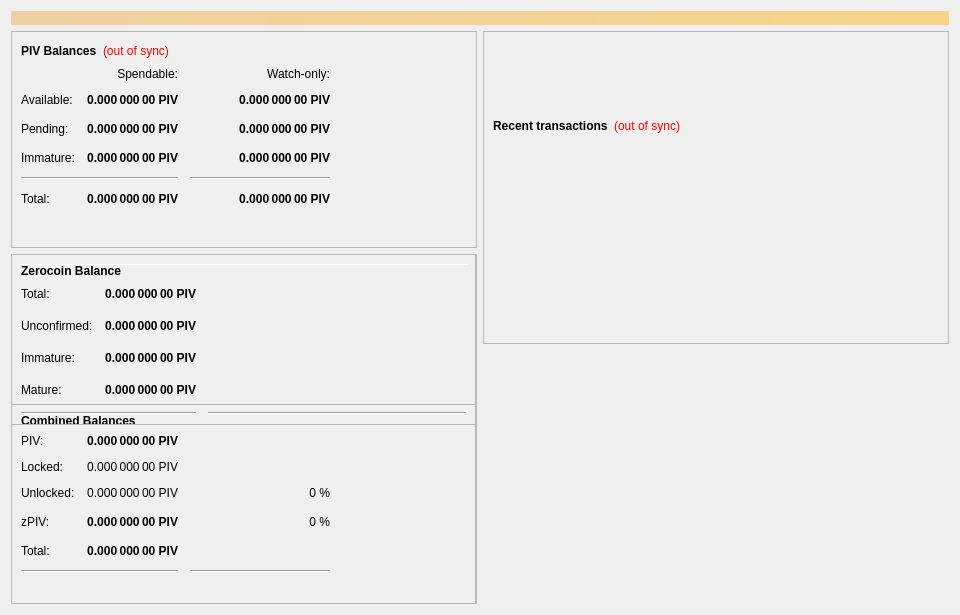
Qt form divi/src/qt/forms/overviewpage.ui (DiviProject/Divi) before a commit.
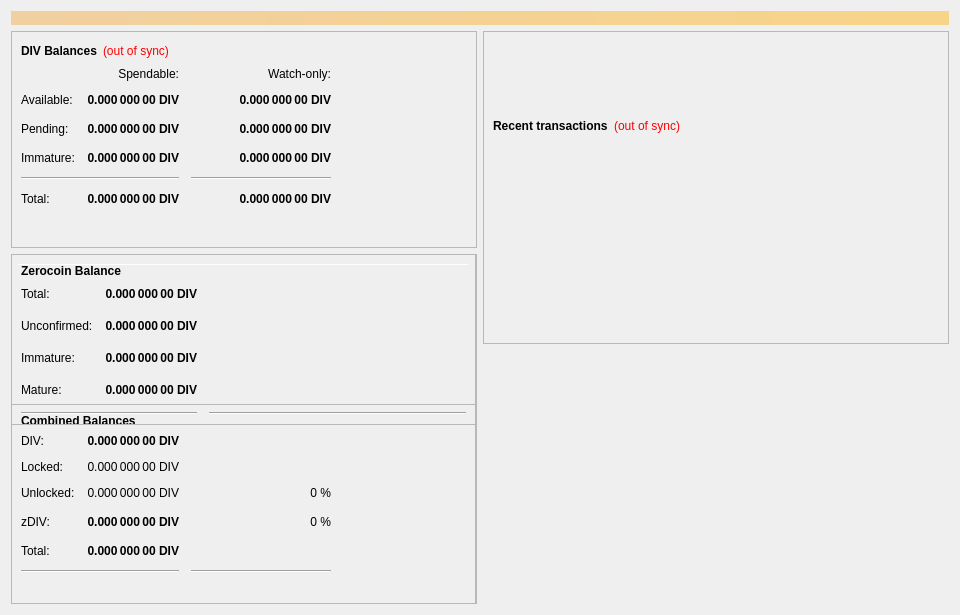
The same form after that commit.

Diff of the .ui file:
```diff
--- a/divi/src/qt/forms/overviewpage.ui
+++ b/divi/src/qt/forms/overviewpage.ui
@@ -60,7 +60,7 @@
                </font>
               </property>
               <property name="text">
-               <string>PIV Balances</string>
+               <string>DIV Balances</string>
               </property>
              </widget>
             </item>
@@ -118,7 +118,7 @@
                <string>Unconfirmed transactions to watch-only addresses</string>
               </property>
               <property name="text">
-               <string notr="true">0.000 000 00 PIV</string>
+               <string notr="true">0.000 000 00 DIV</string>
               </property>
               <property name="alignment">
                <set>Qt::AlignRight|Qt::AlignTrailing|Qt::AlignVCenter</set>
@@ -143,7 +143,7 @@
                <string>Total of transactions that have yet to be confirmed, and do not yet count toward the spendable balance</string>
               </property>
               <property name="text">
-               <string notr="true">0.000 000 00 PIV</string>
+               <string notr="true">0.000 000 00 DIV</string>
               </property>
               <property name="alignment">
                <set>Qt::AlignRight|Qt::AlignTrailing|Qt::AlignVCenter</set>
@@ -168,7 +168,7 @@
                <string>Staked or masternode rewards in watch-only addresses that has not yet matured</string>
               </property>
               <property name="text">
-               <string notr="true">0.000 000 00 PIV</string>
+               <string notr="true">0.000 000 00 DIV</string>
               </property>
               <property name="alignment">
                <set>Qt::AlignRight|Qt::AlignTrailing|Qt::AlignVCenter</set>
@@ -226,7 +226,7 @@
                <string>Staked or masternode rewards that has not yet matured</string>
               </property>
               <property name="text">
-               <string notr="true">0.000 000 00 PIV</string>
+               <string notr="true">0.000 000 00 DIV</string>
               </property>
               <property name="alignment">
                <set>Qt::AlignRight|Qt::AlignTrailing|Qt::AlignVCenter</set>
@@ -271,7 +271,7 @@
                <string>Your current total balance</string>
               </property>
               <property name="text">
-               <string notr="true">0.000 000 00 PIV</string>
+               <string notr="true">0.000 000 00 DIV</string>
               </property>
               <property name="alignment">
                <set>Qt::AlignRight|Qt::AlignTrailing|Qt::AlignVCenter</set>
@@ -296,7 +296,7 @@
                <string>Current total balance in watch-only addresses</string>
               </property>
               <property name="text">
-               <string notr="true">0.000 000 00 PIV</string>
+               <string notr="true">0.000 000 00 DIV</string>
               </property>
               <property name="alignment">
                <set>Qt::AlignRight|Qt::AlignTrailing|Qt::AlignVCenter</set>
@@ -338,7 +338,7 @@
                <string>Your current spendable balance</string>
               </property>
               <property name="text">
-               <string notr="true">0.000 000 00 PIV</string>
+               <string notr="true">0.000 000 00 DIV</string>
               </property>
               <property name="alignment">
                <set>Qt::AlignRight|Qt::AlignTrailing|Qt::AlignVCenter</set>
@@ -363,7 +363,7 @@
                <string>Your current balance in watch-only addresses</string>
               </property>
               <property name="text">
-               <string notr="true">0.000 000 00 PIV</string>
+               <string notr="true">0.000 000 00 DIV</string>
               </property>
               <property name="alignment">
                <set>Qt::AlignRight|Qt::AlignTrailing|Qt::AlignVCenter</set>
@@ -963,7 +963,7 @@
                 <string>Total of transactions that have yet to be confirmed, and do not yet count toward the spendable balance</string>
                </property>
                <property name="text">
-                <string notr="true">0.000 000 00 PIV</string>
+                <string notr="true">0.000 000 00 DIV</string>
                </property>
                <property name="alignment">
                 <set>Qt::AlignRight|Qt::AlignTrailing|Qt::AlignVCenter</set>
@@ -988,7 +988,7 @@
                 <string>Total Balance, including unconfirmed and immature coins.</string>
                </property>
                <property name="text">
-                <string notr="true">0.000 000 00 PIV</string>
+                <string notr="true">0.000 000 00 DIV</string>
                </property>
                <property name="alignment">
                 <set>Qt::AlignRight|Qt::AlignTrailing|Qt::AlignVCenter</set>
@@ -1021,7 +1021,7 @@
              <item row="1" column="0">
               <widget class="QLabel" name="labelBalanceTextz">
                <property name="text">
-                <string>PIV:</string>
+                <string>DIV:</string>
                </property>
               </widget>
              </item>
@@ -1040,7 +1040,7 @@
                 <string>Your current spendable balance</string>
                </property>
                <property name="text">
-                <string notr="true">0.000 000 00 PIV</string>
+                <string notr="true">0.000 000 00 DIV</string>
                </property>
                <property name="alignment">
                 <set>Qt::AlignRight|Qt::AlignTrailing|Qt::AlignVCenter</set>
@@ -1056,7 +1056,7 @@
                 <string/>
                </property>
                <property name="text">
-                <string>zPIV:</string>
+                <string>zDIV:</string>
                </property>
               </widget>
              </item>
@@ -1090,7 +1090,7 @@
                 <string>Locked PIV or Masternode collaterals. These are excluded from zPIV minting.</string>
                </property>
                <property name="text">
-                <string>0.000 000 00 PIV</string>
+                <string>0.000 000 00 DIV</string>
                </property>
                <property name="alignment">
                 <set>Qt::AlignRight|Qt::AlignTrailing|Qt::AlignVCenter</set>
@@ -1123,7 +1123,7 @@
                 <string>Unlocked PIVs. These can be used for zPIV minting.</string>
                </property>
                <property name="text">
-                <string>0.000 000 00 PIV</string>
+                <string>0.000 000 00 DIV</string>
                </property>
                <property name="alignment">
                 <set>Qt::AlignRight|Qt::AlignTrailing|Qt::AlignVCenter</set>
@@ -1234,7 +1234,7 @@
                 <string>All available zPIV, unconfirmed and immature zPIV included.</string>
                </property>
                <property name="text">
-                <string notr="true">0.000 000 00 PIV</string>
+                <string notr="true">0.000 000 00 DIV</string>
                </property>
                <property name="alignment">
                 <set>Qt::AlignRight|Qt::AlignTrailing|Qt::AlignVCenter</set>
@@ -1312,7 +1312,7 @@
 These zPIV are spendable.</string>
                </property>
                <property name="text">
-                <string>0.000 000 00 PIV</string>
+                <string>0.000 000 00 DIV</string>
                </property>
                <property name="alignment">
                 <set>Qt::AlignRight|Qt::AlignTrailing|Qt::AlignVCenter</set>
@@ -1343,7 +1343,7 @@
 Immature: confirmed, but less than 3 mints of the same denomination after it was minted</string>
                </property>
                <property name="text">
-                <string>0.000 000 00 PIV</string>
+                <string>0.000 000 00 DIV</string>
                </property>
                <property name="alignment">
                 <set>Qt::AlignRight|Qt::AlignTrailing|Qt::AlignVCenter</set>
@@ -1387,7 +1387,7 @@
 Immature: confirmed, but less than 3 mints of the same denomination after it was minted</string>
                </property>
                <property name="text">
-                <string>0.000 000 00 PIV</string>
+                <string>0.000 000 00 DIV</string>
                </property>
                <property name="alignment">
                 <set>Qt::AlignRight|Qt::AlignTrailing|Qt::AlignVCenter</set>
```
Left out of the diff: 26 changed lines with no effect on the pictures.
